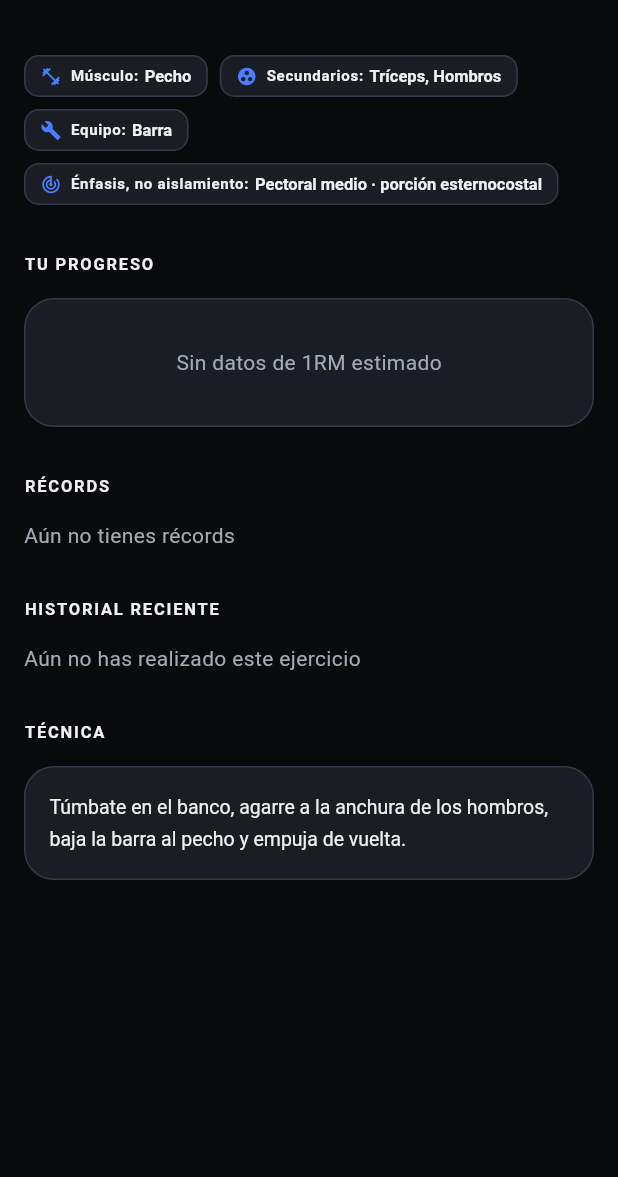
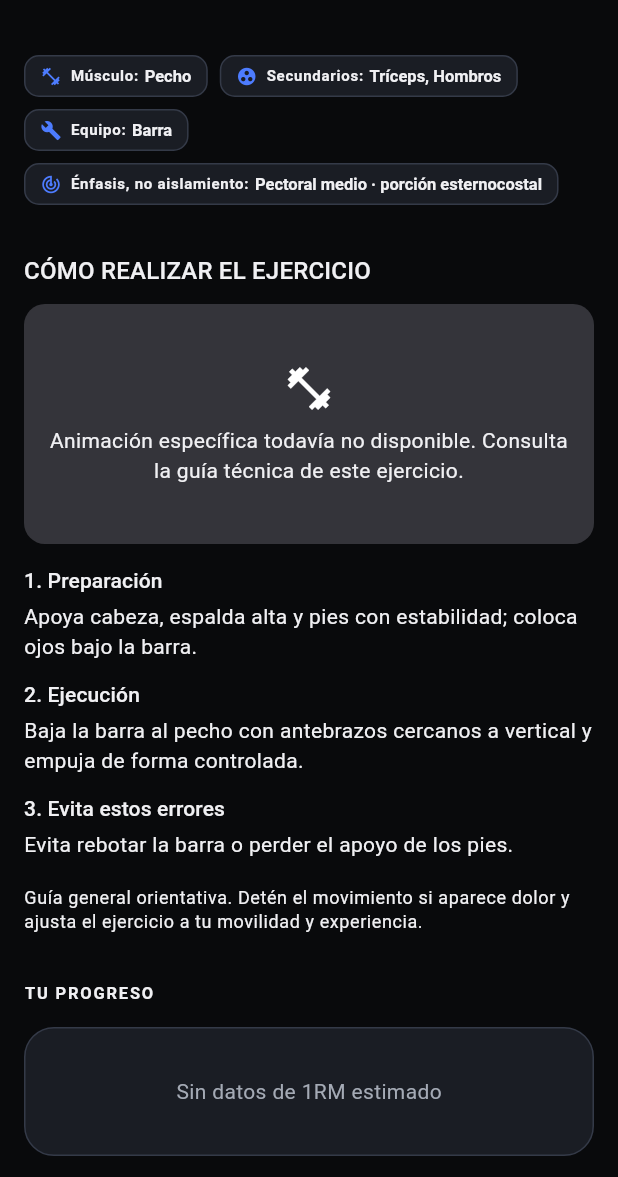
Before and after one commit to fernando15xvs/STK-Haven_CI, a Flutter app: the ExerciseDetailPage screen opened directly with sample values from the repository, on a phone screen of 412 x 824 dp, the part 59-1236 px from its top. Run offline on Flutter 3.47's test engine with Material 3 defaults, Android fonts, the phone set to English and light mode, and no system bars; our stand-ins replace csv, file_picker, fl_chart, flutter_local_notifications, flutter_riverpod, hive and 8 more; missing offline and left inert: dart:js_interop, workmanager; accounts and stored records are empty; Roboto replaces fonts that are missing (Outfit).

Commit message:
feat(media): phase 4 exercise technique previews and rights-safe assets [skip ci]
* feat(exercises): 43 exercise-specific technique guides and rights-verified media contract

* feat(exercises): offline guide card with verified GIF renderer, motion preference and honest fallback

* feat(exercises): show technique + safe demonstration before exercise progress

* feat(exercises): preview guide and verified media before routine exercise selection

* feat(media): honor reduced motion settings in exercise demonstrations

* feat(media): honor reduced motion settings in exercise demonstrations

* feat(media): honor reduced motion settings in exercise demonstrations

* test(media): 229 safe guides, no unlicensed content and custom exercise immutability

* test(media): 320px guide accessibility, missing GIF, reduced motion and personal texts

* test(exercises): show technique sheet before workout selection and allow cancellation

* docs(media): exact-match asset checklist and rights requirements for 30–40 licensed GIFs

* fix(mobile): avoid 320px selection preview button/AppBar overflow

* fix(exercises): vertically stack equipment/laterality filters under 350 logical px

* fix(media): retain original instructions for legacy presets without detailed guides

```diff
--- a/apps/app_mobile/lib/features/exercises/presentation/pages/exercise_detail_page.dart
+++ b/apps/app_mobile/lib/features/exercises/presentation/pages/exercise_detail_page.dart
@@ -6,6 +6,7 @@ import 'package:core/core/utils/weight_converter.dart';
 import 'package:core/domain/models/exercise.dart';
 import 'package:core/core/constants/curated_exercise_catalog.dart';
 import 'package:core/core/constants/muscle_taxonomy_v1.dart';
+import 'package:gym_tracker/features/exercises/presentation/widgets/exercise_demonstration_card.dart';
 import 'package:core/features/workout/presentation/providers/personal_record_provider.dart';
 import 'package:core/features/progress/application/exercise_progress_calculator.dart';
 import 'package:intl/intl.dart';
@@ -113,6 +114,12 @@ class ExerciseDetailPage extends ConsumerWidget {
             ],
           ),
 
+          const SizedBox(height: AppSpacing.xxl),
+          ExerciseDemonstrationCard(
+            exercise: exercise,
+            reduceMotion: settings.reduceMotion ||
+                settings.performanceMode == PerformanceMode.savings,
+          ),
           const SizedBox(height: AppSpacing.xxl),
 
           // Progress Section
@@ -435,27 +442,7 @@ class ExerciseDetailPage extends ConsumerWidget {
 
           const SizedBox(height: AppSpacing.xxl),
 
-          // Technique Section
-          if (exercise.instructions.isNotEmpty) ...[
-            Text(
-              'TÉCNICA',
-              style: AppTypography.labelMedium.copyWith(letterSpacing: 1.2),
-            ),
-            const SizedBox(height: AppSpacing.md),
-            Container(
-              padding: const EdgeInsets.all(16),
-              decoration: BoxDecoration(
-                color: AppColors.of(context).surfaceHigh,
-                borderRadius: AppRadius.lg_,
-                border: Border.all(color: AppColors.of(context).surfaceBorder),
-              ),
-              child: Text(
-                exercise.instructions,
-                style: AppTypography.bodyMedium.copyWith(height: 1.6),
-              ),
-            ),
-            const SizedBox(height: 40),
-          ],
+
         ],
       ),
     );
--- /dev/null
+++ b/apps/app_mobile/lib/features/exercises/presentation/widgets/exercise_demonstration_card.dart
@@ -0,0 +1,145 @@
+import 'package:core/domain/models/exercise.dart';
+import 'package:core/features/exercises/application/exercise_demonstration_library.dart';
+import 'package:flutter/material.dart';
+
+/// Shows only exercise-ID-specific verified media. A GIF for a similar but
+/// different movement is never substituted. Works fully offline without media.
+class ExerciseDemonstrationCard extends StatefulWidget {
+  final Exercise exercise;
+  final bool compact;
+  final bool reduceMotion;
+
+  const ExerciseDemonstrationCard({
+    super.key,
+    required this.exercise,
+    this.compact = false,
+    this.reduceMotion = false,
+  });
+
+  @override
+  State<ExerciseDemonstrationCard> createState() =>
+      _ExerciseDemonstrationCardState();
+}
+
+class _ExerciseDemonstrationCardState
+    extends State<ExerciseDemonstrationCard> {
+  bool _play = true;
+
+  @override
+  Widget build(BuildContext context) {
+    final guide = ExerciseDemonstrationLibrary.guideFor(widget.exercise);
+    final media = ExerciseDemonstrationLibrary.mediaFor(widget.exercise);
+    final reduceMotion = MediaQuery.disableAnimationsOf(context) ||
+        widget.reduceMotion;
+    final showGif = media != null &&
+        media.format == ExerciseMediaFormat.gif &&
+        !reduceMotion &&
+        _play;
+
+    Widget placeholder(String message) => Container(
+          key: const Key('exercise_media_fallback'),
+          constraints: BoxConstraints(
+            minHeight: widget.compact ? 124 : 160,
+          ),
+          padding: const EdgeInsets.all(16),
+          alignment: Alignment.center,
+          decoration: BoxDecoration(
+            color: Theme.of(context).colorScheme.surfaceContainerHighest,
+            borderRadius: BorderRadius.circular(14),
+          ),
+          child: Column(
+            mainAxisAlignment: MainAxisAlignment.center,
+            children: [
+              const Icon(Icons.fitness_center_outlined, size: 34),
+              const SizedBox(height: 8),
+              Text(message, textAlign: TextAlign.center),
+            ],
+          ),
+        );
+
+    final mediaWidget = media == null
+        ? placeholder('Animación específica todavía no disponible. '
+            'Consulta la guía técnica de este ejercicio.')
+        : showGif || media.format == ExerciseMediaFormat.poster
+            ? ClipRRect(
+                borderRadius: BorderRadius.circular(14),
+                child: Image.asset(
+                  media.assetPath,
+                  key: const Key('exercise_verified_media'),
+                  height: widget.compact ? 160 : 208,
+                  fit: BoxFit.contain,
+                  errorBuilder: (_, _, _) => placeholder(
+                    'El recurso no pudo abrirse. La guía técnica '
+                    'sigue disponible sin conexión.',
+                  ),
+                ),
+              )
+            : placeholder(
+                reduceMotion
+                    ? 'Movimiento reducido: no se reproduce la animación.'
+                    : 'Animación detenida. Activa Reproducir para verla.',
+              );
+
+    return Column(
+      crossAxisAlignment: CrossAxisAlignment.stretch,
+      children: [
+        Text(
+          'CÓMO REALIZAR EL EJERCICIO',
+          style: Theme.of(context).textTheme.titleMedium,
+        ),
+        const SizedBox(height: 10),
+        mediaWidget,
+        if (media != null) ...[
+          const SizedBox(height: 6),
+          Text(
+            'Material: ${media.attribution}',
+            style: Theme.of(context).textTheme.bodySmall,
+          ),
+          if (media.format == ExerciseMediaFormat.gif && !reduceMotion)
+            Align(
+              alignment: Alignment.centerLeft,
+              child: TextButton.icon(
+                key: const Key('exercise_toggle_animation'),
+                onPressed: () => setState(() => _play = !_play),
+                icon: Icon(_play ? Icons.pause_circle_outline :
+                    Icons.play_circle_outline),
+                label: Text(_play ? 'Pausar animación' : 'Reproducir animación'),
+              ),
+            ),
+        ],
+        const SizedBox(height: 14),
+        if (guide != null) ...[
+          _step(context, '1. Preparación', guide.setup),
+          _step(context, '2. Ejecución', guide.movement),
+          _step(context, '3. Evita estos errores', guide.safety),
+        ] else if (widget.exercise.instructions.trim().isNotEmpty)
+          _step(context, 'Instrucciones guardadas',
+              widget.exercise.instructions.trim())
+        else
+          const Text('Todavía no hay una guía verificada de este ejercicio. '
+              'No se asignará la técnica de otro movimiento.'),
+        const SizedBox(height: 6),
+        Text(
+          'Guía general orientativa. Detén el movimiento si aparece dolor '
+          'y ajusta el ejercicio a tu movilidad y experiencia.',
+          style: Theme.of(context).textTheme.bodySmall,
+        ),
+      ],
+    );
+  }
+
+  Widget _step(BuildContext context, String heading, String body) => Padding(
+        padding: const EdgeInsets.only(bottom: 12),
+        child: Semantics(
+          container: true,
+          child: Column(
+            crossAxisAlignment: CrossAxisAlignment.start,
+            children: [
+              Text(heading, style: Theme.of(context).textTheme.titleSmall),
+              const SizedBox(height: 4),
+              Text(body, style: Theme.of(context).textTheme.bodyMedium),
+            ],
+          ),
+        ),
+      );
+}
--- /dev/null
+++ b/packages/core/lib/features/exercises/application/exercise_demonstration_library.dart
@@ -0,0 +1,135 @@
+import 'package:core/domain/models/exercise.dart';
+import 'package:core/core/constants/curated_exercise_catalog.dart';
+
+/// Exercise-specific steps are editorial guidance, not individualized advice.
+class ExerciseTechniqueGuide {
+  final String setup;
+  final String movement;
+  final String safety;
+
+  const ExerciseTechniqueGuide({
+    required this.setup,
+    required this.movement,
+    required this.safety,
+  });
+}
+
+/// Media may only be shown after exercise-level movement and usage rights
+/// are documented. A valid source URL alone is NOT a commercial license.
+enum ExerciseMediaFormat { gif, poster }
+
+class VerifiedExerciseMedia {
+  final String exerciseId;
+  final String assetPath;
+  final ExerciseMediaFormat format;
+  final String copyrightHolder;
+  final String distributionPermission;
+  final String attribution;
+
+  const VerifiedExerciseMedia({
+    required this.exerciseId,
+    required this.assetPath,
+    required this.format,
+    required this.copyrightHolder,
+    required this.distributionPermission,
+    required this.attribution,
+  });
+}
+
+class ExerciseDemonstrationLibrary {
+  const ExerciseDemonstrationLibrary._();
+
+  /// No third-party files will be shipped on the assumption that public
+  /// download implies license. Add only reviewed, exercise-specific assets.
+  static const Map<String, VerifiedExerciseMedia> approvedMedia = {};
+
+  static VerifiedExerciseMedia? mediaFor(Exercise exercise) {
+    final verified = approvedMedia[exercise.id];
+    if (verified == null ||
+        verified.exerciseId != exercise.id ||
+        verified.assetPath.isEmpty ||
+        !verified.assetPath.startsWith('assets/exercise_media/') ||
+        verified.distributionPermission.trim().isEmpty ||
+        verified.copyrightHolder.trim().isEmpty ||
+        verified.attribution.trim().isEmpty) {
+      return null;
+    }
+    return verified;
+  }
+
+  static ExerciseTechniqueGuide? guideFor(Exercise exercise) {
+    final explicit = _guides[exercise.id];
+    if (explicit != null) return explicit;
+    final definition = CuratedExerciseCatalog.byId[exercise.id];
+    if (definition != null) {
+      return ExerciseTechniqueGuide(
+        setup: 'Prepara el equipo: ${definition.equipment}. '
+            'Ajusta una postura estable y un rango sin dolor.',
+        movement: definition.technique,
+        safety: 'Evita que ${definition.commonMistake}. '
+            'Reduce la carga si pierdes el control.',
+      );
+    }
+    // Keep the 49 original presets' stored wording where a full editorial
+    // guide has not yet been written. No biomechanical specificity is inferred
+    // from a broad category such as "Piernas" or "Espalda".
+    if (CuratedExerciseCatalog.legacyProfiles.containsKey(exercise.id) &&
+        exercise.instructions.trim().isNotEmpty) {
+      return ExerciseTechniqueGuide(
+        setup: 'Comprueba que el equipo esté estable y utiliza una carga '
+            'que puedas controlar.',
+        movement: exercise.instructions.trim(),
+        safety: 'Realiza el recorrido sin dolor ni movimientos bruscos.',
+      );
+    }
+    // For user-created exercises, preserve their authored text; never
+    // invent a technique based solely on a generic muscle tag.
+    return null;
+  }
+
+  static const Map<String, ExerciseTechniqueGuide> _guides = {
+    'ex_bench_press': ExerciseTechniqueGuide(setup: 'Apoya cabeza, espalda alta y pies con estabilidad; coloca ojos bajo la barra.', movement: 'Baja la barra al pecho con antebrazos cercanos a vertical y empuja de forma controlada.', safety: 'Evita rebotar la barra o perder el apoyo de los pies.'),
+    'ex_incline_db_press': ExerciseTechniqueGuide(setup: 'Ajusta el banco inclinado a un ángulo cómodo y apoya ambos pies.', movement: 'Desciende las mancuernas al costado del pecho superior y elévalas sin chocarlas.', safety: 'Evita arquear en exceso la zona lumbar.'),
+    'ex_lat_pulldown': ExerciseTechniqueGuide(setup: 'Ajusta el apoyo de muslos y sitúa las manos en agarre cómodo.', movement: 'Lleva los codos hacia abajo y la barra delante del rostro hacia el pecho.', safety: 'No tires la barra detrás del cuello ni balances el tronco.'),
+    'ex_pullups': ExerciseTechniqueGuide(setup: 'Usa barra segura y toma un agarre que permita hombros cómodos.', movement: 'Asciende llevando codos hacia costillas y desciende sin dejarte caer.', safety: 'Evita impulso excesivo y rangos dolorosos de hombro.'),
+    'ex_barbell_row': ExerciseTechniqueGuide(setup: 'Sitúa pies estables y flexiona caderas para inclinar el torso.', movement: 'Acerca la barra hacia el tronco manteniendo la espalda estable.', safety: 'Evita levantar el pecho a tirones en cada repetición.'),
+    'ex_cable_row': ExerciseTechniqueGuide(setup: 'Coloca pies y espalda estables; comienza con brazos extendidos cómodamente.', movement: 'Lleva los codos hacia atrás y regresa sin colapsar el tronco.', safety: 'No conviertas el remo en un balanceo.'),
+    'ex_ohp': ExerciseTechniqueGuide(setup: 'Asegura un agarre cómodo y estabiliza el abdomen.', movement: 'Empuja la barra por encima de la cabeza con recorrido controlado.', safety: 'Evita inclinar excesivamente la espalda.'),
+    'ex_lateral_raises': ExerciseTechniqueGuide(setup: 'Sostén mancuernas con codos suavemente flexionados.', movement: 'Eleva brazos hacia los lados dentro de un rango sin dolor.', safety: 'Evita encoger hombros y usar impulso.'),
+    'ex_rdl': ExerciseTechniqueGuide(setup: 'Sitúa la carga cerca de muslos, pies estables y rodillas algo flexionadas.', movement: 'Lleva la cadera hacia atrás manteniendo la carga cerca de las piernas.', safety: 'No fuerces profundidad perdiendo la postura lumbar.'),
+    'ex_squat': ExerciseTechniqueGuide(setup: 'Ajusta una postura cómoda y verifica soportes antes de cargar.', movement: 'Flexiona rodillas y caderas a la profundidad que controles y asciende.', safety: 'Evita que el talón se eleve o colapsar el tronco.'),
+    'ex_leg_press': ExerciseTechniqueGuide(setup: 'Ajusta el asiento y coloca ambos pies firmes sobre la plataforma.', movement: 'Flexiona rodillas hasta un rango seguro y extiende sin bloquear bruscamente.', safety: 'No despegues la pelvis del respaldo.'),
+    'ex_leg_extension': ExerciseTechniqueGuide(setup: 'Alinea las rodillas con el eje de la máquina y ajusta rodillos.', movement: 'Extiende las piernas con control y desciende sin dejar caer el peso.', safety: 'Evita golpes en el tope de recorrido.'),
+    'ex_leg_curl': ExerciseTechniqueGuide(setup: 'Ajusta rodillas y almohadilla a tu longitud de piernas.', movement: 'Flexiona las rodillas suavemente y vuelve sin dejar caer la carga.', safety: 'Evita mover la cadera o arquear la espalda.'),
+    'ex_hip_thrust': ExerciseTechniqueGuide(setup: 'Apoya espalda alta en un banco firme y coloca los pies estables.', movement: 'Eleva la cadera hasta extenderla, manteniendo costillas controladas.', safety: 'Evita hiperextender la zona lumbar arriba.'),
+    'ex_calf_raise': ExerciseTechniqueGuide(setup: 'Sitúa puntas en plataforma estable y sujétate si hace falta.', movement: 'Eleva y baja los talones de forma gradual.', safety: 'Evita rebotes rápidos al final del descenso.'),
+    'ex_crunch': ExerciseTechniqueGuide(setup: 'Túmbate y coloca cuello en posición cómoda.', movement: 'Acerca las costillas a la pelvis elevando suavemente la parte alta del tronco.', safety: 'No tires del cuello con las manos.'),
+    'ex_barbell_curl': ExerciseTechniqueGuide(setup: 'Sujeta la barra con agarre cómodo y codos cerca del tronco.', movement: 'Flexiona los codos y baja la barra de manera gradual.', safety: 'No balances la cintura.'),
+    'ex_hammer_curl': ExerciseTechniqueGuide(setup: 'Sostén mancuernas con pulgares mirando hacia arriba.', movement: 'Flexiona el codo manteniendo la muñeca neutra y desciende lento.', safety: 'Evita girar la muñeca para compensar.'),
+    'ex_tricep_pushdown': ExerciseTechniqueGuide(setup: 'Coloca codos cerca de las costillas y hombros relajados.', movement: 'Extiende los codos hacia abajo y deja regresar el cable con control.', safety: 'Evita separar los codos o inclinar todo el cuerpo.'),
+    'ex_face_pull': ExerciseTechniqueGuide(setup: 'Coloca la cuerda aproximadamente a la altura del rostro.', movement: 'Tira hacia cara alta separando extremos de la cuerda con control.', safety: 'No tires del cuello ni arquees la espalda.'),
+    'exv2_flat_db_press': ExerciseTechniqueGuide(setup: 'Acuéstate con pies estables, escápulas controladas y mancuernas sobre el pecho.', movement: 'Baja las cargas en un arco cómodo y empuja sin golpearlas.', safety: 'No rebotes en la parte inferior ni pierdas control de muñecas.'),
+    'exv2_incline_barbell_press': ExerciseTechniqueGuide(setup: 'Coloca banco con inclinación moderada y usa soportes o asistente.', movement: 'Baja hacia pecho superior y vuelve extendiendo codos con control.', safety: 'Evita descensos bruscos o exceso de inclinación.'),
+    'exv2_single_arm_pulldown': ExerciseTechniqueGuide(setup: 'Arrodíllate junto a la polea y estabiliza el tronco.', movement: 'Tira del codo hacia la cadera sin girar el pecho.', safety: 'Evita balancear torso para completar repeticiones.'),
+    'exv2_chest_supported_db_row': ExerciseTechniqueGuide(setup: 'Ajusta banco inclinado y apoya completamente el pecho.', movement: 'Lleva codos hacia atrás y baja mancuernas lentamente.', safety: 'No despegues el pecho del banco.'),
+    'exv2_single_arm_db_row': ExerciseTechniqueGuide(setup: 'Apoya mano y rodilla o mano y pie de modo seguro.', movement: 'Lleva el codo hacia la cadera manteniendo pelvis quieta.', safety: 'Evita girar el tronco para elevar más peso.'),
+    'exv2_arnold_press': ExerciseTechniqueGuide(setup: 'Siéntate con respaldo y sujeta mancuernas cerca de hombros.', movement: 'Eleva las mancuernas realizando una rotación gradual y cómoda.', safety: 'Evita compensar con arco lumbar.'),
+    'exv2_seated_db_lateral_raise': ExerciseTechniqueGuide(setup: 'Siéntate firme con brazos junto al torso y codos suaves.', movement: 'Eleva los brazos hacia los lados hasta un rango cómodo.', safety: 'No balances tronco ni eleves hombros.'),
+    'exv2_single_arm_rear_cable_fly': ExerciseTechniqueGuide(setup: 'Coloca polea aproximadamente a la altura de hombros y apóyate.', movement: 'Abre el brazo hacia atrás sin rotar el tronco.', safety: 'Evita convertirlo en remo doblando mucho el codo.'),
+    'exv2_ez_bar_curl': ExerciseTechniqueGuide(setup: 'Toma barra EZ por una posición de muñecas cómoda.', movement: 'Eleva la barra flexionando los codos y baja sin impulso.', safety: 'No adelantes todo el hombro para subirla.'),
+    'exv2_rope_pushdown': ExerciseTechniqueGuide(setup: 'Sujeta cuerda con codos junto al torso.', movement: 'Extiende los codos y separa levemente extremos abajo.', safety: 'No flexiones el tronco para aumentar peso.'),
+    'exv2_front_squat': ExerciseTechniqueGuide(setup: 'Ajusta agarre frontal, columna estable y talones firmes.', movement: 'Desciende flexionando cadera y rodilla y asciende manteniendo tronco firme.', safety: 'No sacrifiques postura por ganar profundidad.'),
+    'exv2_goblet_squat': ExerciseTechniqueGuide(setup: 'Sostén pesa cerca del esternón y abre los pies cómodamente.', movement: 'Siéntate entre caderas y asciende presionando el suelo.', safety: 'Evita que la carga te incline hacia delante.'),
+    'exv2_db_rdl': ExerciseTechniqueGuide(setup: 'Coloca mancuernas cerca de piernas y rodillas algo flexionadas.', movement: 'Lleva cadera atrás manteniendo cargas próximas y vuelve extendiendo cadera.', safety: 'No redondees la espalda buscando llegar más abajo.'),
+    'exv2_nordic_curl': ExerciseTechniqueGuide(setup: 'Fija tobillos con soporte seguro y acolcha las rodillas.', movement: 'Desciende lentamente con tronco y cadera alineados; ayúdate al subir.', safety: 'Evita caer de golpe o forzar una repetición sin asistencia.'),
+    'exv2_machine_hip_thrust': ExerciseTechniqueGuide(setup: 'Ajusta cinturón y respaldo de la máquina según tu cuerpo.', movement: 'Empuja con los pies para elevar cadera hasta extensión cómoda.', safety: 'Evita elevar costillas al final.'),
+    'exv2_cable_hip_abduction': ExerciseTechniqueGuide(setup: 'Ancla el cable a un tobillo y estabiliza pelvis con apoyo.', movement: 'Separa lentamente la pierna hacia el lateral.', safety: 'No inclines el tronco para ganar amplitud.'),
+    'exv2_seated_calf_raise': ExerciseTechniqueGuide(setup: 'Coloca almohadillas sobre muslos y pies en la plataforma.', movement: 'Eleva y baja los talones con rodillas flexionadas.', safety: 'Evita rebotar en el estiramiento.'),
+    'exv2_cable_crunch': ExerciseTechniqueGuide(setup: 'Arrodíllate con cuerda cerca de sienes y pelvis estable.', movement: 'Acerca costillas hacia pelvis flexionando el tronco sin tirar con brazos.', safety: 'No conviertas el movimiento en una flexión de cadera.'),
+    'exv2_reverse_crunch': ExerciseTechniqueGuide(setup: 'Túmbate boca arriba y coloca manos para estabilizarte.', movement: 'Lleva la pelvis suavemente hacia las costillas con piernas flexionadas.', safety: 'No balancees las piernas ni despegues hombros de golpe.'),
+    'exv2_pallof_press': ExerciseTechniqueGuide(setup: 'Sitúate de lado a una polea y mantén pies firmes.', movement: 'Extiende las manos al frente resistiendo la rotación del cable.', safety: 'Evita permitir que el torso gire.'),
+    'exv2_side_plank': ExerciseTechniqueGuide(setup: 'Apoya antebrazo debajo del hombro y alinea cadera con tronco.', movement: 'Mantén postura con respiración fluida y control.', safety: 'No dejes caer la pelvis ni bloquees el aire.'),
+    'exv2_scapular_pushup': ExerciseTechniqueGuide(setup: 'Colócate en plancha con manos bajo hombros y codos extendidos.', movement: 'Separa y acerca suavemente las escápulas sin doblar brazos.', safety: 'No hundas la zona lumbar.'),
+    'exv2_sumo_deadlift': ExerciseTechniqueGuide(setup: 'Coloca pies amplios en una postura cómoda y barra sobre mediopié.', movement: 'Empuja el suelo elevando cadera y pecho de forma coordinada.', safety: 'Evita despegar la barra con tirón lumbar.'),
+  };
+}
```
Also changed, not shown: apps/app_mobile/lib/features/exercises/presentation/pages/exercise_library_page.dart (+102 -19 lines), 4 other files.
